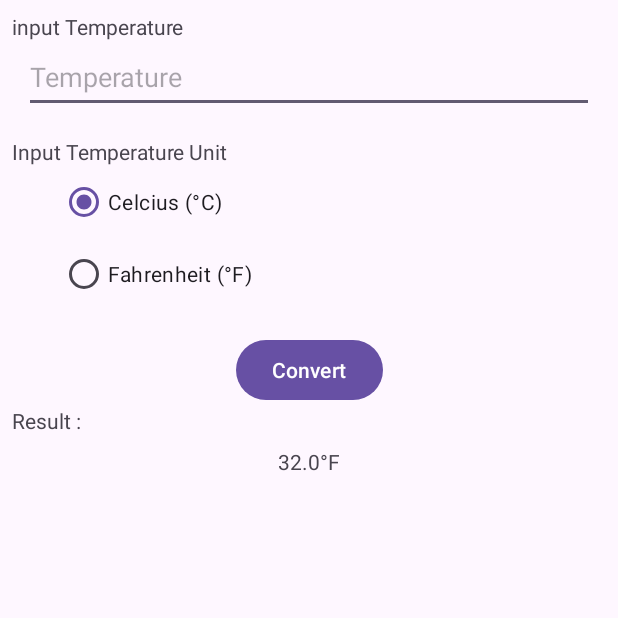
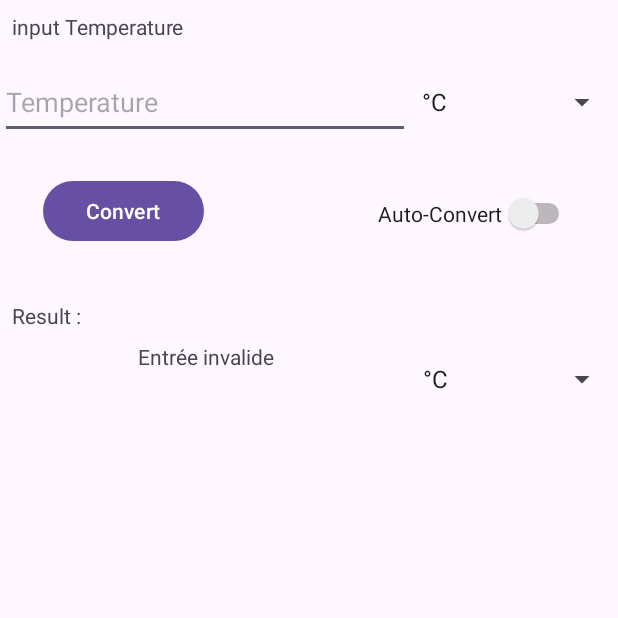
Before and after one commit to BerryGphy/MyApplicationss, an Android app: the screen it shows after launch (MainActivity), after a tap on "Convert", on a phone screen of 412 x 824 dp, the top half of it. Run offline under Robolectric (Android 15) with nearby library versions, the phone set to English and light mode, and no system bars.

Commit message:
KWAK KWAK

```diff
--- a/app/src/main/java/com/example/myapplication/MainActivity.java
+++ b/app/src/main/java/com/example/myapplication/MainActivity.java
@@ -5,23 +5,27 @@ import androidx.appcompat.app.AppCompatActivity;
 import android.content.Context;
 import android.os.Bundle;
 import android.os.VibrationEffect;
+import android.text.Editable;
+import android.text.TextWatcher;
 import android.view.View;
+import android.widget.AdapterView;
+import android.widget.CompoundButton;
 import android.widget.EditText;
-import android.widget.RadioGroup;
-import android.widget.RadioButton;
 import android.widget.Button;
+import android.widget.Spinner;
+import android.widget.Switch;
 import android.widget.TextView;
 import android.os.Vibrator;
 import android.media.MediaPlayer;
 public class MainActivity extends AppCompatActivity {
     private static final int DEFAULT_AMPLITUDE = 100;
     private EditText editTextNumberDecimal; // ID de l'editText
-    private RadioGroup radioGroup;
-    private RadioButton radio_Fahreiheit; // ID du radio bouton F°
-    private RadioButton radio_Celcius; // ID du radio bouton C°
     private Button button2; // ID du bouton convertir
     private TextView label_finalResult; // ID du texte
     private MediaPlayer mediaPlayer;
+    private Switch switchAuto;
+    private Spinner spinnerEntry;
+    private Spinner spinnerExit;
 
     @Override
     protected void onCreate(Bundle savedInstanceState) {
@@ -29,12 +33,65 @@ public class MainActivity extends AppCompatActivity {
         setContentView(R.layout.activity_main);
         mediaPlayer = MediaPlayer.create(this, R.raw.kwak);
         editTextNumberDecimal = findViewById(R.id.editTextNumberDecimal);
-        radioGroup = findViewById(R.id.radioGroup);
-        radio_Fahreiheit = findViewById(R.id.radio_Fahreiheit);
-        radio_Celcius = findViewById(R.id.radio_Celcius);
         button2 = findViewById(R.id.button2);
         label_finalResult = findViewById(R.id.label_finalResult);
-        //button2.setOnClickListener(view -> calculateResult());
+        spinnerEntry = findViewById(R.id.spinnerEntry);
+        spinnerExit = findViewById(R.id.spinnerExit);
+        switchAuto = findViewById(R.id.switchAuto);
+        switchAuto.setOnCheckedChangeListener(new CompoundButton.OnCheckedChangeListener() {
+            @Override
+            public void onCheckedChanged(CompoundButton buttonView, boolean isChecked) {
+                // Appel de la méthode de conversion automatique lorsque le switch est activé
+                if (isChecked) {
+                    performAutoConversion();
+                }
+            }
+        });
+        spinnerEntry.setOnItemSelectedListener(new AdapterView.OnItemSelectedListener() {
+            @Override
+            public void onItemSelected(AdapterView<?> parentView, View selectedItemView, int position, long id) {
+                // Appel de la méthode de conversion automatique lorsque la sélection change
+                if (switchAuto.isChecked()) {
+                    performAutoConversion();
+                }
+            }
+
+            @Override
+            public void onNothingSelected(AdapterView<?> parentView) {
+            }
+        });
+
+        spinnerExit.setOnItemSelectedListener(new AdapterView.OnItemSelectedListener() {
+            @Override
+            public void onItemSelected(AdapterView<?> parentView, View selectedItemView, int position, long id) {
+                // Appel de la méthode de conversion automatique lorsque la sélection change
+                if (switchAuto.isChecked()) {
+                    performAutoConversion();
+                }
+            }
+
+            @Override
+            public void onNothingSelected(AdapterView<?> parentView) {
+            }
+        });
+        editTextNumberDecimal.addTextChangedListener(new TextWatcher() {
+            @Override
+            public void beforeTextChanged(CharSequence charSequence, int i, int i1, int i2){
+            }
+
+            @Override
+            public void onTextChanged(CharSequence charSequence, int i, int i1, int i2) {
+                if (switchAuto.isChecked()) {
+                    performAutoConversion();
+                }
+            }
+
+            @Override
+            public void afterTextChanged(Editable editable) {
+            }
+        });
+
+
     }
 
     public void vibrate(int duration){
@@ -48,21 +105,98 @@ public class MainActivity extends AppCompatActivity {
         calculateResult();
     }
     private void calculateResult() {
-        double inputValue = Double.parseDouble(editTextNumberDecimal.getText().toString());
-        if (radio_Fahreiheit.isChecked()) {
-            inputValue = (inputValue-32)*5/9;
-            label_finalResult.setText(inputValue + "°C");
-        } else if (radio_Celcius.isChecked()) {
-            inputValue = (inputValue*9/5)+32;
-            label_finalResult.setText(inputValue + "°F");
+        double inputValue = 0.0;
+        try {
+            inputValue = Double.parseDouble(editTextNumberDecimal.getText().toString());
+        } catch (NumberFormatException e) {
+            label_finalResult.setText("Entrée invalide");
+            return;
+        }
+        String itemEntry = spinnerEntry.getSelectedItem().toString();
+        String itemExit = spinnerExit.getSelectedItem().toString();
+        if (itemEntry.equals(itemExit)){
+            label_finalResult.setText(inputValue+"");
+        } else if ("°F".equals(itemEntry)){
+            if("°K".equals(itemExit)){
+                inputValue = (inputValue + 459.67)/1.8;
+                label_finalResult.setText(inputValue+"");
+            } else if ("°C".equals(itemExit)) {
+                inputValue = (inputValue-32)*5/9;
+                label_finalResult.setText(inputValue +"");
+            }
+        } else if ("°K".equals(itemEntry)) {
+            if("°F".equals(itemExit)){
+                inputValue = inputValue*1.8-459.67;
+                label_finalResult.setText(inputValue+"");
+            } else if ("°C".equals(itemExit)) {
+                inputValue = inputValue-273.15;
+                label_finalResult.setText(inputValue+"");
+            }
+        } else if ("°C".equals(itemEntry)){
+            if("°K".equals(itemExit)){
+                inputValue = inputValue + 273.15;
+                label_finalResult.setText(inputValue+"");
+            } else if ("°F".equals(itemExit)) {
+                inputValue = (inputValue*9/5)+32;
+                label_finalResult.setText(inputValue+"");
+            }
+        } else {
+            label_finalResult.setText("erreur");
         }
         vibrate(1000);
         playButtonClickSound();
     }
+    private void performAutoConversion() {
+        double inputValue = 0.0;
+        try {
+            inputValue = Double.parseDouble(editTextNumberDecimal.getText().toString());
+        } catch (NumberFormatException e) {
+            label_finalResult.setText("Entrée invalide");
+            return;
+        }
+
+        String itemEntry = spinnerEntry.getSelectedItem().toString();
+        String itemExit = spinnerExit.getSelectedItem().toString();
+
+        if (itemEntry.equals(itemExit)) {
+            label_finalResult.setText(inputValue + "");
+        } else if ("°F".equals(itemEntry)) {
+            if ("°K".equals(itemExit)) {
+                inputValue = (inputValue + 459.67) / 1.8;
+                label_finalResult.setText(inputValue + "");
+            } else if ("°C".equals(itemExit)) {
+                inputValue = (inputValue - 32) * 5 / 9;
+                label_finalResult.setText(inputValue + "");
+            }
+        } else if ("°K".equals(itemEntry)) {
+            if ("°F".equals(itemExit)) {
+                inputValue = inputValue * 1.8 - 459.67;
+                label_finalResult.setText(inputValue + "");
+            } else if ("°C".equals(itemExit)) {
+                inputValue = inputValue - 273.15;
+                label_finalResult.setText(inputValue + "");
+            }
+        } else if ("°C".equals(itemEntry)) {
+            if ("°K".equals(itemExit)) {
+                inputValue = inputValue + 273.15;
+                label_finalResult.setText(inputValue + "");
+            } else if ("°F".equals(itemExit)) {
+                inputValue = (inputValue * 9 / 5) + 32;
+                label_finalResult.setText(inputValue + "");
+            }
+        } else {
+            label_finalResult.setText("Erreur");
+        }
+
+        vibrate(1000);
+        playButtonClickSound();
+    }
+
     private void playButtonClickSound() {
         if (mediaPlayer != null) {
-            mediaPlayer.seekTo(0); // Réinitialiser la position de lecture
-            mediaPlayer.start(); // Commencer la lecture du son
+            mediaPlayer.seekTo(2500); // Réinitialiser la position de lecture
+            mediaPlayer.start();
         }
     }
+
 }
--- a/app/src/main/res/layout/activity_main.xml
+++ b/app/src/main/res/layout/activity_main.xml
@@ -18,79 +18,78 @@
 
     <EditText
         android:id="@+id/editTextNumberDecimal"
-        android:layout_width="0dp"
-        android:layout_height="wrap_content"
-        android:layout_marginStart="16dp"
-        android:layout_marginEnd="16dp"
+        android:layout_width="273dp"
+        android:layout_height="49dp"
+        android:layout_marginTop="16dp"
         android:ems="10"
         android:hint="@string/key_input_T"
         android:inputType="numberDecimal"
         android:minHeight="48dp"
-        app:layout_constraintEnd_toEndOf="parent"
         app:layout_constraintStart_toStartOf="parent"
         app:layout_constraintTop_toBottomOf="@+id/label_InputTemperature" />
 
-    <TextView
-        android:id="@+id/label_temperature_unit"
-        android:layout_width="wrap_content"
-        android:layout_height="19dp"
-        android:layout_marginTop="16dp"
-        android:text="@string/key_label_input_temperature_unit"
-        app:layout_constraintStart_toStartOf="@+id/label_InputTemperature"
-        app:layout_constraintTop_toBottomOf="@+id/editTextNumberDecimal" />
-
-    <RadioGroup
-        android:id="@+id/radioGroup"
-        android:layout_width="wrap_content"
-        android:layout_height="wrap_content"
-        android:layout_marginStart="32dp"
-        app:layout_constraintStart_toStartOf="@+id/label_temperature_unit"
-        app:layout_constraintTop_toBottomOf="@+id/label_temperature_unit">
-
-        <RadioButton
-            android:id="@+id/radio_Celcius"
-            android:layout_width="match_parent"
-            android:layout_height="wrap_content"
-            android:checked="true"
-            android:text="Celcius (°C)" />
-
-        <RadioButton
-            android:id="@+id/radio_Fahreiheit"
-            android:layout_width="match_parent"
-            android:layout_height="wrap_content"
-            android:text="Fahrenheit (°F)" />
-    </RadioGroup>
-
     <Button
         android:id="@+id/button2"
-        android:layout_width="wrap_content"
+        android:layout_width="107dp"
         android:layout_height="48dp"
-        android:layout_marginTop="16dp"
+        android:layout_marginTop="24dp"
+        android:layout_marginEnd="88dp"
         android:onClick="action_convert"
         android:text="@string/key_button_convert"
-        app:layout_constraintEnd_toEndOf="parent"
+        app:layout_constraintEnd_toStartOf="@+id/switchAuto"
         app:layout_constraintStart_toStartOf="parent"
-        app:layout_constraintTop_toBottomOf="@+id/radioGroup" />
+        app:layout_constraintTop_toBottomOf="@+id/editTextNumberDecimal" />
 
     <TextView
         android:id="@+id/label_result"
         android:layout_width="wrap_content"
         android:layout_height="wrap_content"
+        android:layout_marginStart="8dp"
+        android:layout_marginTop="36dp"
         android:text="@string/key_label_result"
-        app:layout_constraintStart_toStartOf="@+id/label_temperature_unit"
+        app:layout_constraintStart_toStartOf="parent"
         app:layout_constraintTop_toBottomOf="@+id/button2" />
 
     <TextView
         android:id="@+id/label_finalResult"
         android:layout_width="0dp"
-        android:layout_height="wrap_content"
-        android:layout_marginStart="16dp"
+        android:layout_height="48dp"
         android:layout_marginTop="8dp"
-        android:layout_marginEnd="16dp"
         android:text="@string/key_result"
         android:textAlignment="center"
-        app:layout_constraintEnd_toEndOf="parent"
+        app:layout_constraintEnd_toStartOf="@+id/spinnerExit"
         app:layout_constraintStart_toStartOf="parent"
         app:layout_constraintTop_toBottomOf="@+id/label_result" />
 
+    <Spinner
+        android:id="@+id/spinnerEntry"
+        android:layout_width="0dp"
+        android:layout_height="49dp"
+        android:layout_marginTop="16dp"
+        android:entries="@array/array_temp_unit"
+        android:minHeight="48dp"
+        app:layout_constraintEnd_toEndOf="parent"
+        app:layout_constraintHorizontal_bias="0.797"
+        app:layout_constraintStart_toEndOf="@+id/editTextNumberDecimal"
+        app:layout_constraintTop_toBottomOf="@+id/label_InputTemperature" />
+
+    <Spinner
+        android:id="@+id/spinnerExit"
+        android:layout_width="138dp"
+        android:layout_height="49dp"
+        android:entries="@array/array_temp_unit"
+        android:minHeight="48dp"
+        app:layout_constraintEnd_toEndOf="parent"
+        app:layout_constraintTop_toTopOf="@+id/label_finalResult" />
+
+    <Switch
+        android:id="@+id/switchAuto"
+        android:layout_width="wrap_content"
+        android:layout_height="wrap_content"
+        android:layout_marginTop="36dp"
+        android:text="Auto-Convert"
+        app:layout_constraintEnd_toEndOf="parent"
+        app:layout_constraintStart_toEndOf="@+id/button2"
+        app:layout_constraintTop_toBottomOf="@+id/spinnerEntry" />
+
 </androidx.constraintlayout.widget.ConstraintLayout>
--- /dev/null
+++ b/app/src/main/res/values/array_temp_unit.xml
@@ -0,0 +1,8 @@
+<?xml version="1.0" encoding="utf-8"?>
+<resources>
+    <string-array name="array_temp_unit">
+        <item>°C</item>
+        <item>°F</item>
+        <item>°K</item>
+    </string-array>
+</resources>
```
Also changed, not shown: 1 other file.
